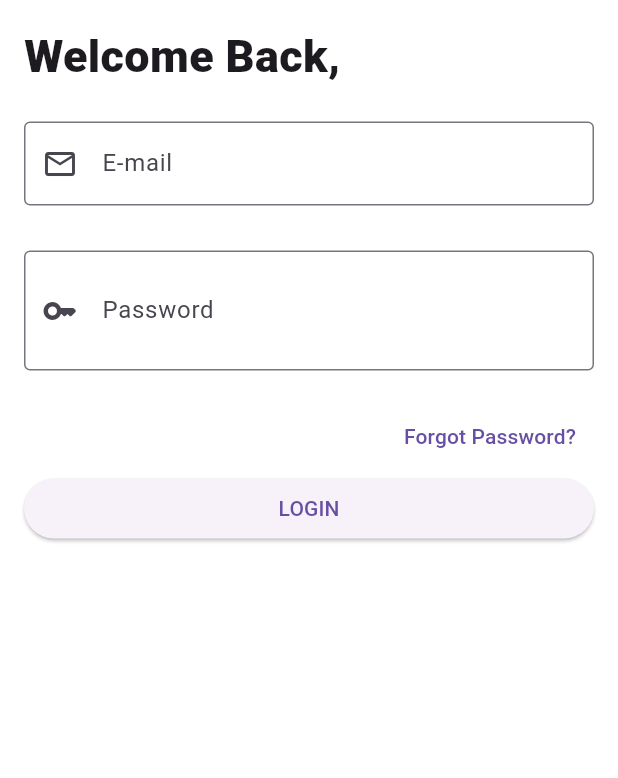
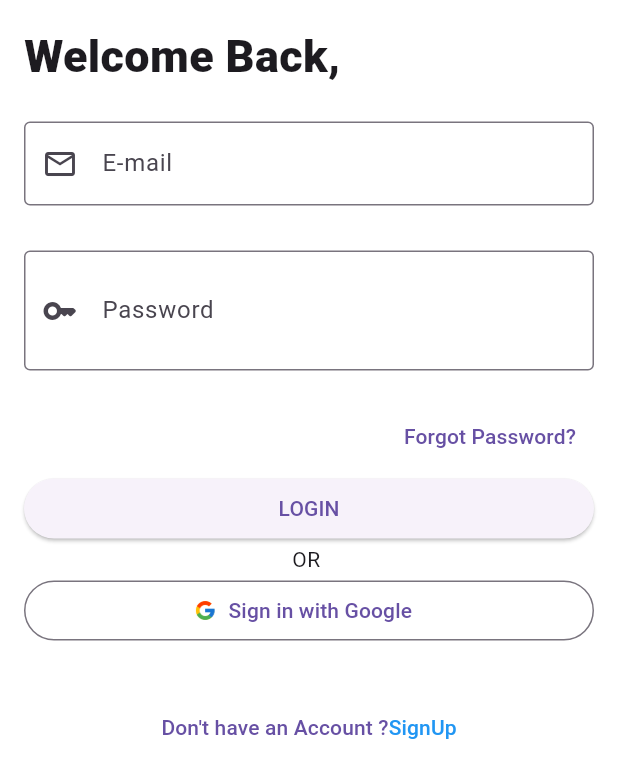
Before and after one commit to ManifestJosh/mobile_payment_platform, a Flutter app: the screen it shows after launch, after a tap on "Skip", after a tap on "Let me in", on a phone screen of 412 x 824 dp. Shown: the top 778 px of the screen. Run offline on Flutter 3.47's test engine with Material 3 defaults, Android fonts, the phone set to English and light mode, and no system bars; our stand-ins replace lottie, smooth_page_indicator; network calls fail.

Commit message:
started the sign up page

```diff
--- a/lib/pages/login.dart
+++ b/lib/pages/login.dart
@@ -1,4 +1,6 @@
 import 'package:flutter/material.dart';
+
+import 'Signup.dart';
 
 class LoginScreen extends StatelessWidget {
   const LoginScreen({super.key});
@@ -60,6 +62,42 @@ class LoginScreen extends StatelessWidget {
                         child: Text('LOGIN'),
                       ),
                     ),
+                    Column(
+                      crossAxisAlignment: CrossAxisAlignment.center,
+                      children: [
+                        Text("OR "),
+                        SizedBox(
+                          width: double.infinity,
+                          child: OutlinedButton.icon(
+                              onPressed: () {},
+                              icon: Image.asset(
+                                'assets/google.png',
+                                width: 15,
+                              ),
+                              label: Text('Sign in with Google')),
+                        )
+                      ],
+                    ),
+                    SizedBox(
+                      height: 30,
+                    ),
+                    Align(
+                      alignment: Alignment.center,
+                      child: TextButton(
+                          onPressed: () {
+                            Navigator.push(context,
+                                MaterialPageRoute(builder: (context) {
+                              return SignUpPage();
+                            }));
+                          },
+                          child: const Text.rich(TextSpan(
+                              text: "Don't have an Account ?",
+                              children: [
+                                TextSpan(
+                                    text: 'SignUp',
+                                    style: TextStyle(color: Colors.blue))
+                              ]))),
+                    )
                   ],
                 ),
               ))
--- a/pubspec.yaml
+++ b/pubspec.yaml
@@ -65,7 +65,7 @@ flutter:
   # To add assets to your application, add an assets section, like this:
   assets:
     - assets/logos.png
-  #  - images/a_dot_ham.jpeg
+    - assets/google.png
 
   # An image asset can refer to one or more resolution-specific "variants", see
   # https://flutter.dev/assets-and-images/#resolution-aware
```
Also changed, not shown: lib/pages/Signup.dart (added, +22 -0 lines), assets/google.png (added).
